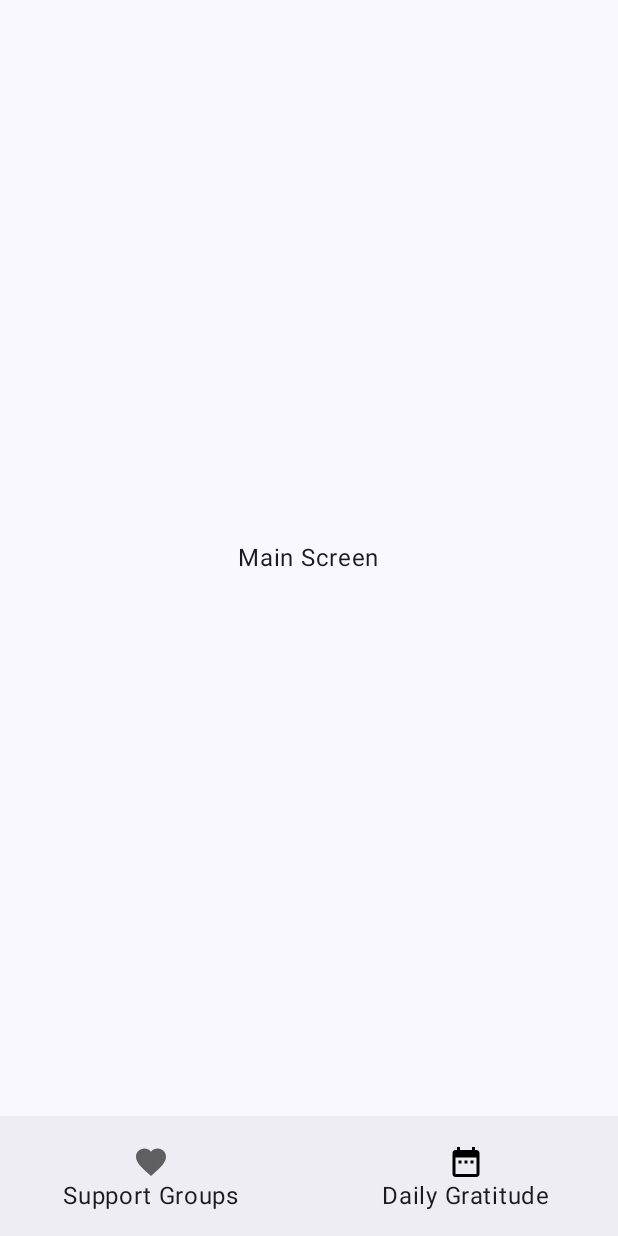
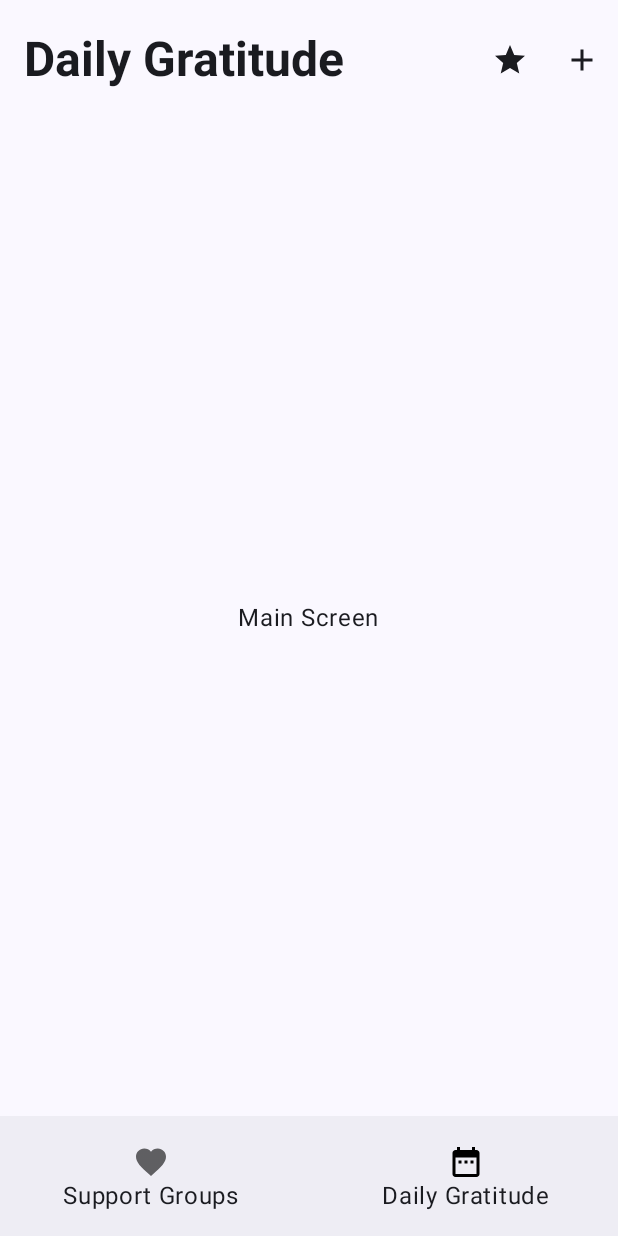
Before and after one commit to robertwastaken/DailyGratitude, an Android app built with Jetpack Compose: the HomeScreen screen opened through its navigation route, on a phone screen of 412 x 824 dp. Run offline under Robolectric (Android 15) with nearby library versions, the phone set to English and light mode, and no system bars.

Commit message:
Add TopAppBars

```diff
--- a/app/src/main/java/com/robert/dailygratitude/navigation/DailyGratitudeNavHost.kt
+++ b/app/src/main/java/com/robert/dailygratitude/navigation/DailyGratitudeNavHost.kt
@@ -28,7 +28,8 @@ fun DailyGratitudeNavHost(
 
         composable(route = NAVIGATION_ENTRY_DETAILS) { backStackEntry ->
             EntryDetailsScreen(
-                entryId = backStackEntry.arguments?.getString("entryId") ?: ""
+                entryId = backStackEntry.arguments?.getString("entryId") ?: "",
+                onBack = { navController.popBackStack() }
             )
         }
 
--- a/app/src/main/java/com/robert/dailygratitude/ui/DailyGratitudeApp.kt
+++ b/app/src/main/java/com/robert/dailygratitude/ui/DailyGratitudeApp.kt
@@ -15,6 +15,7 @@ import androidx.navigation.compose.currentBackStackEntryAsState
 import androidx.navigation.compose.rememberNavController
 import com.robert.dailygratitude.navigation.DailyGratitudeNavHost
 import com.robert.dailygratitude.navigation.NAVIGATION_ENTRY_DETAILS
+import com.robert.dailygratitude.ui.components.BottomNavigationBar
 import com.robert.dailygratitude.ui.theme.DailyGratitudeTheme
 
 @OptIn(ExperimentalMaterial3Api::class)
--- a/app/src/main/java/com/robert/dailygratitude/ui/HomeScreen.kt
+++ b/app/src/main/java/com/robert/dailygratitude/ui/HomeScreen.kt
@@ -4,17 +4,27 @@ import androidx.compose.foundation.clickable
 import androidx.compose.foundation.layout.Arrangement
 import androidx.compose.foundation.layout.Column
 import androidx.compose.foundation.layout.fillMaxSize
+import androidx.compose.foundation.layout.padding
+import androidx.compose.material3.ExperimentalMaterial3Api
+import androidx.compose.material3.Scaffold
 import androidx.compose.material3.Text
 import androidx.compose.runtime.Composable
 import androidx.compose.ui.Alignment
 import androidx.compose.ui.Modifier
+import com.robert.dailygratitude.ui.components.HomeTopAppBar
 
+@OptIn(ExperimentalMaterial3Api::class)
 @Composable
 fun HomeScreen(
     onClick: () -> Unit
 ) {
+    Scaffold(
+        topBar = { HomeTopAppBar() }
+    ) { paddingValues ->
         Column(
-        modifier = Modifier.fillMaxSize(),
+            modifier = Modifier
+                .fillMaxSize()
+                .padding(paddingValues),
             verticalArrangement = Arrangement.Center,
             horizontalAlignment = Alignment.CenterHorizontally
         ) {
@@ -26,3 +36,4 @@ fun HomeScreen(
             )
         }
     }
+}
--- a/app/src/main/java/com/robert/dailygratitude/ui/BottomNavigationBar.kt
+++ b/app/src/main/java/com/robert/dailygratitude/ui/components/BottomNavigationBar.kt
@@ -1,4 +1,4 @@
-package com.robert.dailygratitude.ui
+package com.robert.dailygratitude.ui.components
 
 import androidx.compose.foundation.layout.padding
 import androidx.compose.material.BottomNavigationItem
--- /dev/null
+++ b/app/src/main/java/com/robert/dailygratitude/ui/components/HomeTopAppBar.kt
@@ -0,0 +1,63 @@
+package com.robert.dailygratitude.ui.components
+
+import androidx.compose.foundation.layout.Row
+import androidx.compose.foundation.layout.fillMaxWidth
+import androidx.compose.foundation.layout.padding
+import androidx.compose.material.icons.Icons
+import androidx.compose.material.icons.filled.Add
+import androidx.compose.material.icons.filled.Star
+import androidx.compose.material3.Icon
+import androidx.compose.material3.IconButton
+import androidx.compose.material3.Text
+import androidx.compose.runtime.Composable
+import androidx.compose.ui.Alignment
+import androidx.compose.ui.Modifier
+import androidx.compose.ui.text.font.FontWeight
+import androidx.compose.ui.tooling.preview.Preview
+import androidx.compose.ui.unit.dp
+import com.robert.dailygratitude.ui.theme.Typography
+
+@Composable
+fun HomeTopAppBar() {
+    Row(
+        modifier = Modifier
+            .fillMaxWidth()
+            .padding(start = 16.dp)
+            .padding(vertical = 16.dp),
+        verticalAlignment = Alignment.CenterVertically
+    ) {
+        Text(
+            modifier = Modifier.weight(1f),
+            style = Typography.headlineLarge.copy(
+                fontWeight = FontWeight.Bold
+            ),
+            text = "Daily Gratitude"
+        )
+
+        IconButton(
+            onClick = { println("print: clicked star") }
+        ) {
+            Icon(
+                imageVector = Icons.Filled.Star,
+                contentDescription = null
+            )
+        }
+
+        IconButton(
+            onClick = { println("print: clicked add") }
+        ) {
+            Icon(
+                imageVector = Icons.Filled.Add,
+                contentDescription = "add entry"
+            )
+        }
+    }
+}
+
+@Preview(
+    showBackground = true
+)
+@Composable
+fun HomeTopAppBarPreview() {
+    HomeTopAppBar()
+}
```
Also changed, not shown: app/src/main/java/com/robert/dailygratitude/ui/EntryDetailsScreen.kt (+23 -7 lines), app/src/main/java/com/robert/dailygratitude/ui/components/EntryDetailsTopAppBar.kt (added, +73 -0 lines). Lines whose indentation alone changed are shown as unchanged.
